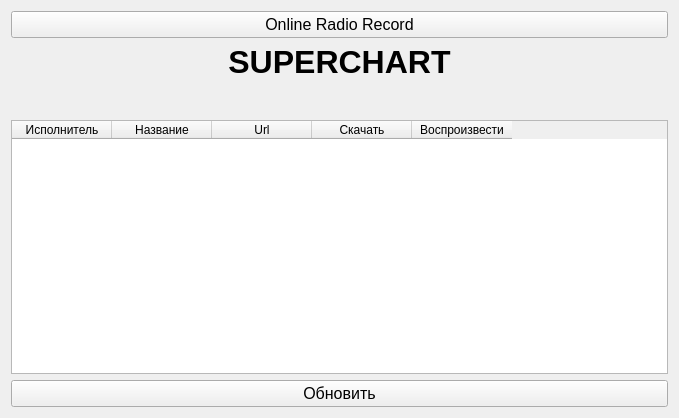
Old version of the form mainform.ui in the repository maxiprogram/DownloadRRSC.
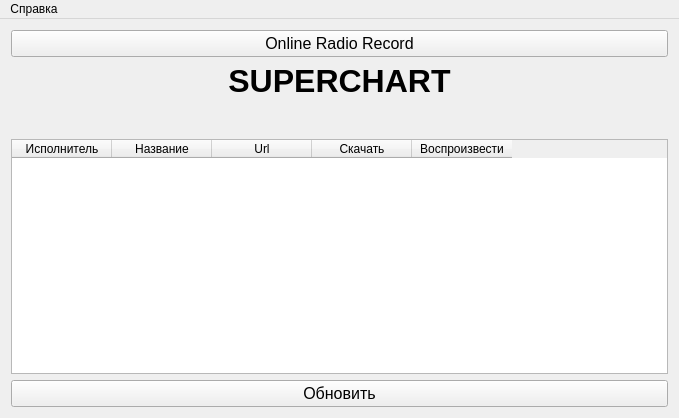
New version of the form. Icons and pictures are not drawn.

```diff
--- a/mainform.ui
+++ b/mainform.ui
@@ -123,6 +123,28 @@
     </item>
    </layout>
   </widget>
+  <widget class="QMenuBar" name="menuBar">
+   <property name="geometry">
+    <rect>
+     <x>0</x>
+     <y>0</y>
+     <width>679</width>
+     <height>20</height>
+    </rect>
+   </property>
+   <widget class="QMenu" name="menu">
+    <property name="title">
+     <string>Справка</string>
+    </property>
+    <addaction name="action"/>
+   </widget>
+   <addaction name="menu"/>
+  </widget>
+  <action name="action">
+   <property name="text">
+    <string>О программе</string>
+   </property>
+  </action>
  </widget>
  <layoutdefault spacing="6" margin="11"/>
  <resources>
```
Left out of the diff: 4 changed lines with no effect on the pictures.
